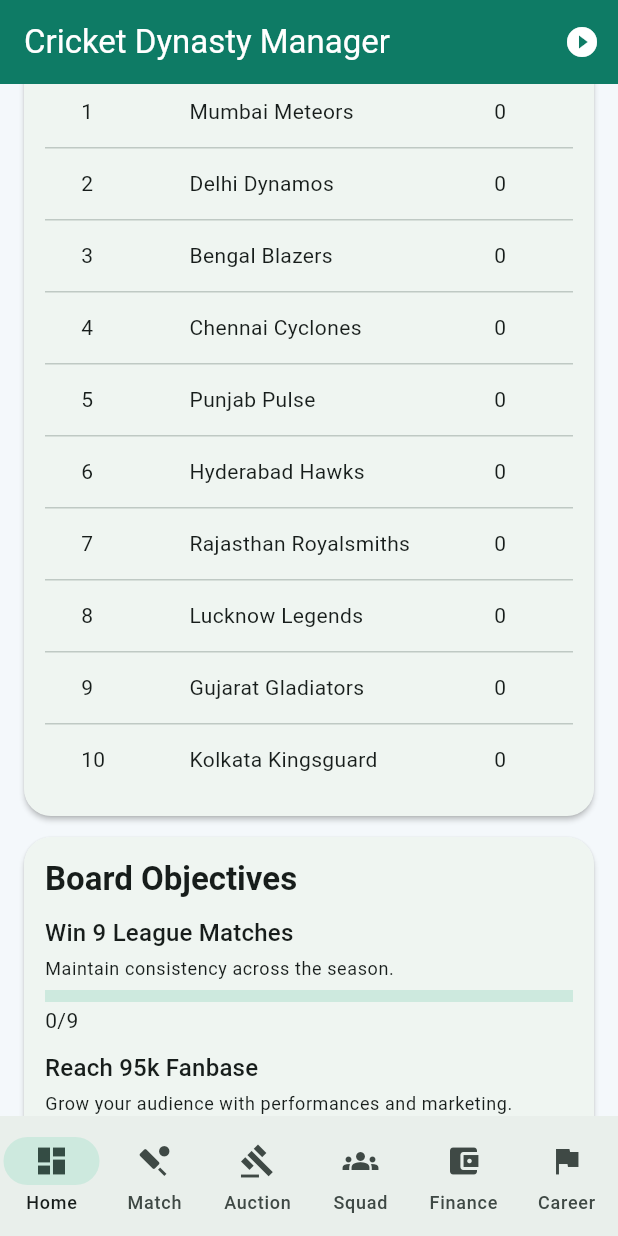
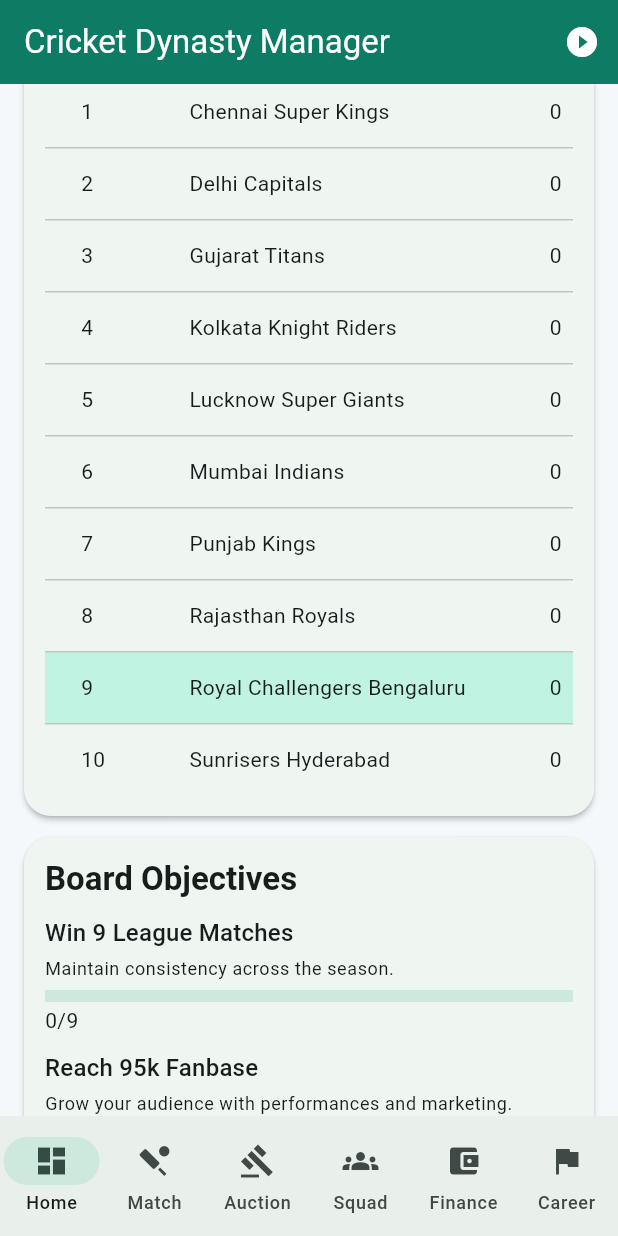
Before and after one commit to panshul-07/ayzcric, a Flutter app: the screen it shows after launch, scrolled down 576 dp, on a phone screen of 412 x 824 dp. Run offline on Flutter 3.47's test engine with Material 3 defaults, Android fonts, the phone set to English and light mode, and no system bars; accounts and stored records are empty.

Commit message:
Switch to real IPL team names and fix standings highlighting

```diff
--- a/cricket_manager_app/lib/game/game_controller.dart
+++ b/cricket_manager_app/lib/game/game_controller.dart
@@ -311,9 +311,7 @@
   }
 
   void _updateStandings(bool userWon, double nrrDelta, int margin) {
-    final userIdx = standings.indexWhere(
-      (s) => s.name == userTeam.name || s.name == 'My Franchise',
-    );
+    final userIdx = standings.indexWhere((s) => s.name == userTeam.name);
     if (userIdx != -1) {
       final userStanding = standings[userIdx];
       standings[userIdx] = userStanding.copyWith(
@@ -363,11 +361,7 @@
         return b.netRunRate.compareTo(a.netRunRate);
       });
 
-    final rank =
-        sorted.indexWhere(
-          (s) => s.name == userTeam.name || s.name == 'My Franchise',
-        ) +
-        1;
+    final rank = sorted.indexWhere((s) => s.name == userTeam.name) + 1;
     final top4Achieved = rank > 0 && rank <= 4;
 
     objectives = objectives.map((o) {
@@ -434,7 +428,7 @@
 
     final aiTeams = standings
         .map((s) => s.name)
-        .where((name) => name != userTeam.name && name != 'My Franchise')
+        .where((name) => name != userTeam.name)
         .toList();
 
     var active = _random.nextDouble() < 0.55;
--- a/cricket_manager_app/lib/game/seed_factory.dart
+++ b/cricket_manager_app/lib/game/seed_factory.dart
@@ -8,16 +8,16 @@
   final Random _random;
 
   static const List<String> clubNames = <String>[
-    'Mumbai Meteors',
-    'Delhi Dynamos',
-    'Bengal Blazers',
-    'Chennai Cyclones',
-    'Punjab Pulse',
-    'Hyderabad Hawks',
-    'Rajasthan Royalsmiths',
-    'Lucknow Legends',
-    'Gujarat Gladiators',
-    'Kolkata Kingsguard',
+    'Chennai Super Kings',
+    'Delhi Capitals',
+    'Gujarat Titans',
+    'Kolkata Knight Riders',
+    'Lucknow Super Giants',
+    'Mumbai Indians',
+    'Punjab Kings',
+    'Rajasthan Royals',
+    'Royal Challengers Bengaluru',
+    'Sunrisers Hyderabad',
   ];
 
   static const List<String> firstNames = <String>[
@@ -173,8 +173,8 @@
     );
 
     return TeamProfile(
-      name: 'My Franchise',
-      shortName: 'MYF',
+      name: 'Royal Challengers Bengaluru',
+      shortName: 'RCB',
       squad: players,
       cashCr: 100,
       fans: 64000,
@@ -192,8 +192,8 @@
   List<TeamStanding> createStandings(String userTeamName) {
     return clubNames.map((String club) {
       if (club == userTeamName) {
-        return const TeamStanding(
-          name: 'My Franchise',
+        return TeamStanding(
+          name: userTeamName,
           played: 0,
           wins: 0,
           losses: 0,
--- a/cricket_manager_app/lib/screens/dashboard_screen.dart
+++ b/cricket_manager_app/lib/screens/dashboard_screen.dart
@@ -150,9 +150,7 @@
                     rows: [
                       for (int i = 0; i < sortedTable.length; i++)
                         DataRow(
-                          color:
-                              sortedTable[i].name == controller.userTeam.name ||
-                                  sortedTable[i].name == 'My Franchise'
+                          color: sortedTable[i].name == controller.userTeam.name
                               ? WidgetStatePropertyAll(
                                   Theme.of(context).colorScheme.primaryContainer
                                       .withValues(alpha: 0.6),
```
